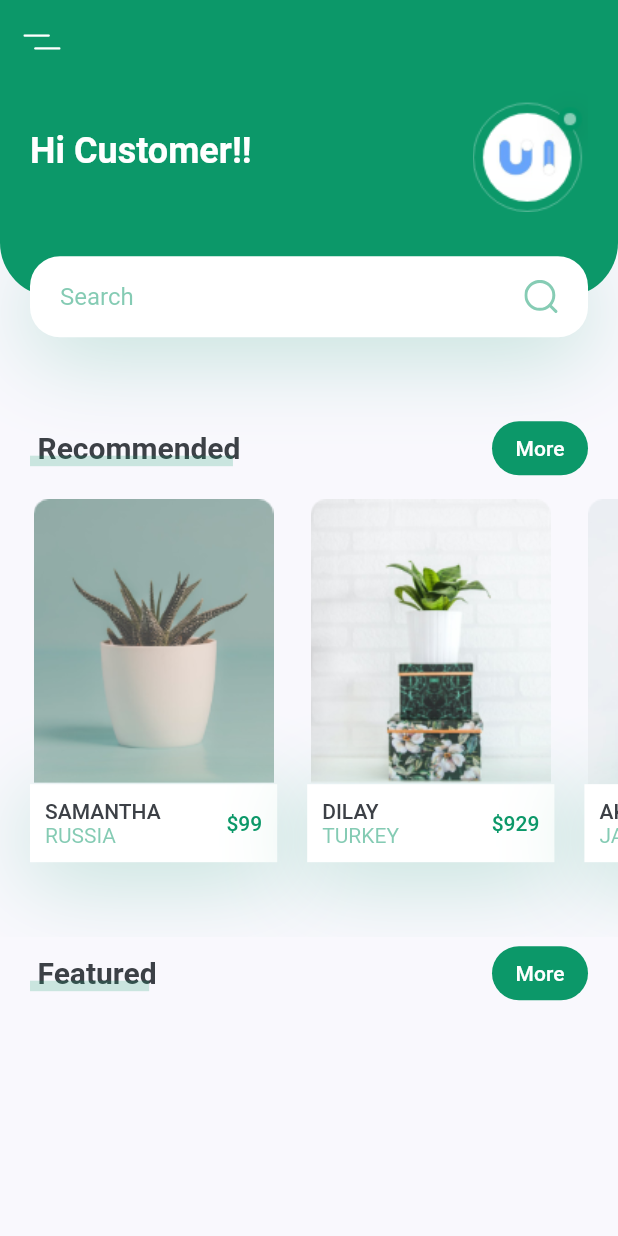
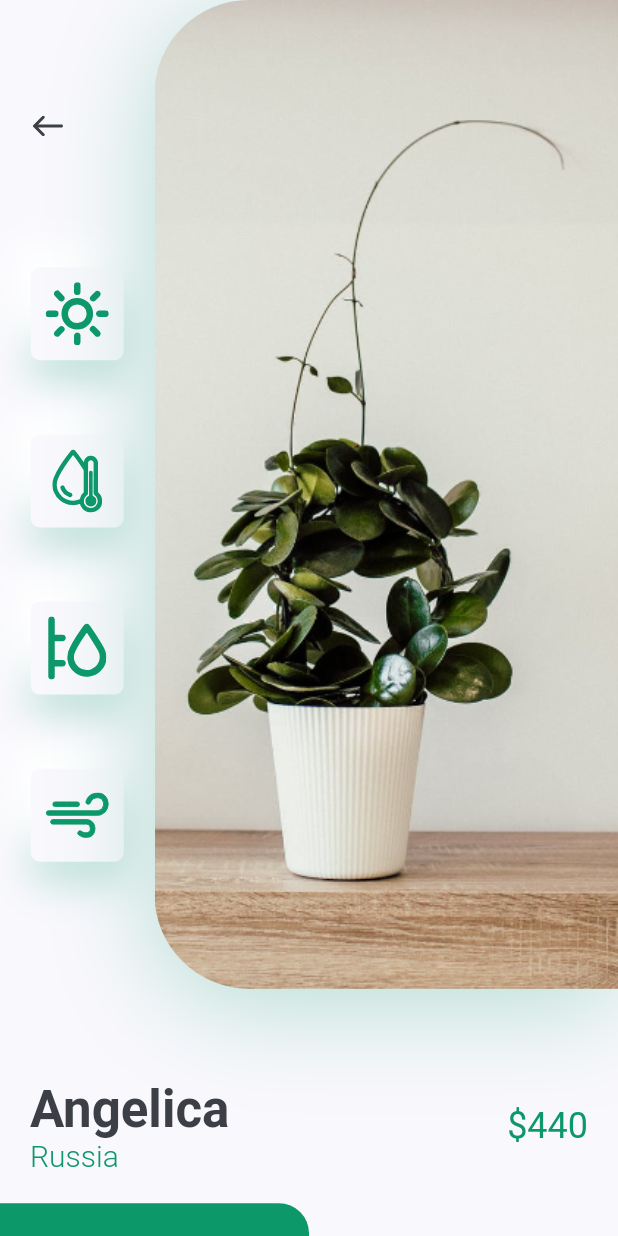
Before and after one commit to ttoghere/plantapp, a Flutter app: the screen it shows after launch, after a tap on an icon or button, on a phone screen of 412 x 824 dp. Run offline on Flutter 3.47's test engine with Material 2 defaults, Android fonts, the phone set to English and light mode, and no system bars; our stand-ins replace flutter_svg.

```diff
--- /dev/null
+++ b/lib/components/custom_bottom_nav.dart
@@ -0,0 +1,49 @@
+import 'package:flutter/material.dart';
+import 'package:flutter_svg/svg.dart';
+import 'package:plantapp/conts.dart';
+
+
+class CustomBottomNav extends StatelessWidget {
+  const CustomBottomNav({
+    Key? key,
+  }) : super(key: key);
+
+  @override
+  Widget build(BuildContext context) {
+    return Container(
+      padding: const EdgeInsets.only(
+        left: kDefaultPadding * 2,
+        right: kDefaultPadding * 2,
+        bottom: kDefaultPadding,
+      ),
+      height: 80,
+      decoration: BoxDecoration(
+        color: Colors.white,
+        boxShadow: [
+          BoxShadow(
+            offset: const Offset(0, -10),
+            blurRadius: 35,
+            color: kPrimaryColor.withOpacity(0.4),
+          ),
+        ],
+      ),
+      child: Row(
+        mainAxisAlignment: MainAxisAlignment.spaceBetween,
+        children: [
+          IconButton(
+            onPressed: () {},
+            icon: SvgPicture.asset("assets/icons/flower.svg"),
+          ),
+          IconButton(
+            onPressed: () {},
+            icon: SvgPicture.asset("assets/icons/heart-icon.svg"),
+          ),
+          IconButton(
+            onPressed: () {},
+            icon: SvgPicture.asset("assets/icons/user-icon.svg"),
+          ),
+        ],
+      ),
+    );
+  }
+}
--- /dev/null
+++ b/lib/screens/details/components/body.dart
@@ -0,0 +1,52 @@
+import 'package:flutter/material.dart';
+import 'package:plantapp/conts.dart';
+import 'package:plantapp/screens/details/components/details_shelf.dart';
+
+class Body extends StatelessWidget {
+  @override
+  Widget build(BuildContext context) {
+    Size size = MediaQuery.of(context).size;
+    return SingleChildScrollView(
+      child: Column(
+        children: <Widget>[
+          ImageAndIcons(size: size),
+          const TitleAndPrice(title: "Angelica", country: "Russia", price: 440),
+          const SizedBox(height: kDefaultPadding),
+          Row(
+            children: <Widget>[
+              SizedBox(
+                width: size.width / 2,
+                height: 84,
+                child: TextButton(
+                  style: TextButton.styleFrom(
+                    shape: const RoundedRectangleBorder(
+                      borderRadius: BorderRadius.only(
+                        topRight: Radius.circular(20),
+                      ),
+                    ),
+                    backgroundColor: kPrimaryColor,
+                  ),
+                  onPressed: () {},
+                  child: const Text(
+                    "Buy Now",
+                    style: TextStyle(
+                      color: Colors.white,
+                      fontSize: 16,
+                    ),
+                  ),
+                ),
+              ),
+              Expanded(
+                child: TextButton(
+                  style: TextButton.styleFrom(primary: kPrimaryColor),
+                  onPressed: () {},
+                  child: const Text("Description"),
+                ),
+              ),
+            ],
+          ),
+        ],
+      ),
+    );
+  }
+}
--- /dev/null
+++ b/lib/screens/details/components/details_shelf.dart
@@ -0,0 +1,4 @@
+export './body.dart';
+export './title_and_price.dart';
+export './image_and_icons.dart';
+export './icon_card.dart';
--- /dev/null
+++ b/lib/screens/details/components/icon_card.dart
@@ -0,0 +1,40 @@
+// ignore_for_file: public_member_api_docs, sort_constructors_first
+import 'package:flutter/material.dart';
+import 'package:flutter_svg/flutter_svg.dart';
+import 'package:plantapp/conts.dart';
+
+class IconCard extends StatelessWidget {
+  final String icon;
+  const IconCard({
+    Key? key,
+    required this.icon,
+  }) : super(key: key);
+
+  @override
+  Widget build(BuildContext context) {
+    Size size = MediaQuery.of(context).size;
+    return Container(
+      margin: EdgeInsets.symmetric(vertical: size.height * 0.03),
+      padding: EdgeInsets.all(kDefaultPadding / 2),
+      height: 62,
+      width: 62,
+      decoration: BoxDecoration(
+        color: kBackgroundColor,
+        borderRadius: BorderRadius.circular(6),
+        boxShadow: [
+          BoxShadow(
+            offset: Offset(0, 15),
+            blurRadius: 22,
+            color: kPrimaryColor.withOpacity(0.22),
+          ),
+          BoxShadow(
+            offset: Offset(-15, -15),
+            blurRadius: 20,
+            color: Colors.white,
+          ),
+        ],
+      ),
+      child: SvgPicture.asset(icon),
+    );
+  }
+}
--- /dev/null
+++ b/lib/screens/details/components/image_and_icons.dart
@@ -0,0 +1,75 @@
+// ignore_for_file: public_member_api_docs, sort_constructors_first
+import 'package:flutter/material.dart';
+import 'package:flutter_svg/flutter_svg.dart';
+import 'package:plantapp/conts.dart';
+import 'package:plantapp/screens/details/components/details_shelf.dart';
+
+class ImageAndIcons extends StatelessWidget {
+  final Size size;
+  const ImageAndIcons({
+    Key? key,
+    required this.size,
+  }) : super(key: key);
+
+  @override
+  Widget build(BuildContext context) {
+    return Padding(
+      padding: const EdgeInsets.only(bottom: kDefaultPadding * 3),
+      child: SizedBox(
+        height: size.height * 0.8,
+        child: Row(
+          children: <Widget>[
+            Expanded(
+              child: Padding(
+                padding:
+                    const EdgeInsets.symmetric(vertical: kDefaultPadding * 3),
+                child: Column(
+                  children: <Widget>[
+                    Align(
+                      alignment: Alignment.topLeft,
+                      child: IconButton(
+                        padding: const EdgeInsets.symmetric(
+                            horizontal: kDefaultPadding),
+                        icon: SvgPicture.asset("assets/icons/back_arrow.svg"),
+                        onPressed: () {
+                          Navigator.pop(context);
+                        },
+                      ),
+                    ),
+                    const Spacer(),
+                    IconCard(icon: "assets/icons/sun.svg"),
+                    IconCard(icon: "assets/icons/icon_2.svg"),
+                    IconCard(icon: "assets/icons/icon_3.svg"),
+                    IconCard(icon: "assets/icons/icon_4.svg"),
+                  ],
+                ),
+              ),
+            ),
+            Container(
+              height: size.height * 0.8,
+              width: size.width * 0.75,
+              decoration: BoxDecoration(
+                borderRadius: const BorderRadius.only(
+                  topLeft: Radius.circular(63),
+                  bottomLeft: Radius.circular(63),
+                ),
+                boxShadow: [
+                  BoxShadow(
+                    offset: const Offset(0, 10),
+                    blurRadius: 60,
+                    color: kPrimaryColor.withOpacity(0.29),
+                  ),
+                ],
+                image: const DecorationImage(
+                  alignment: Alignment.centerLeft,
+                  fit: BoxFit.cover,
+                  image: AssetImage("assets/images/img.png"),
+                ),
+              ),
+            ),
+          ],
+        ),
+      ),
+    );
+  }
+}
--- /dev/null
+++ b/lib/screens/details/components/title_and_price.dart
@@ -0,0 +1,56 @@
+// ignore_for_file: public_member_api_docs, sort_constructors_first
+import 'package:flutter/material.dart';
+
+import 'package:plantapp/conts.dart';
+
+class TitleAndPrice extends StatelessWidget {
+  final String title;
+  final String country;
+  final int price;
+  const TitleAndPrice({
+    Key? key,
+    required this.title,
+    required this.country,
+    required this.price,
+  }) : super(key: key);
+
+  @override
+  Widget build(BuildContext context) {
+    return Padding(
+      padding: const EdgeInsets.symmetric(horizontal: kDefaultPadding),
+      child: Row(
+        children: <Widget>[
+          RichText(
+            text: TextSpan(
+              children: [
+                TextSpan(
+                  text: "$title\n",
+                  style: Theme.of(context)
+                      .textTheme
+                      .headline4!
+                      .copyWith(color: kTextColor, fontWeight: FontWeight.bold),
+                ),
+                TextSpan(
+                  text: country,
+                  style: const TextStyle(
+                    fontSize: 20,
+                    color: kPrimaryColor,
+                    fontWeight: FontWeight.w300,
+                  ),
+                ),
+              ],
+            ),
+          ),
+          const Spacer(),
+          Text(
+            "\$$price",
+            style: Theme.of(context)
+                .textTheme
+                .headline5!
+                .copyWith(color: kPrimaryColor),
+          )
+        ],
+      ),
+    );
+  }
+}
--- a/lib/screens/details/detail_sc.dart
+++ b/lib/screens/details/detail_sc.dart
@@ -0,0 +1,11 @@
+import 'package:flutter/material.dart';
+import 'package:plantapp/screens/details/components/details_shelf.dart';
+
+class DetailsScreen extends StatelessWidget {
+  @override
+  Widget build(BuildContext context) {
+    return Scaffold(
+      body: Body(),
+    );
+  }
+}
--- a/lib/screens/home/components/body.dart
+++ b/lib/screens/home/components/body.dart
@@ -1,5 +1,7 @@
 // ignore_for_file: public_member_api_docs, sort_constructors_first
 import 'package:flutter/material.dart';
+
+import 'package:plantapp/conts.dart';
 import 'package:plantapp/screens/home/components/home_components.dart';
 
 class Body extends StatelessWidget {
@@ -17,9 +19,12 @@ class Body extends StatelessWidget {
         children: [
           SearchHeader(size: size),
           TitleWButton(title: "Recommended", onpress: () {}),
-          // It will cover %40 of width
           const RecomProducts(),
-          TitleWButton(title: "Featured", onpress: () {})
+          TitleWButton(title: "Featured", onpress: () {}),
+          const FeaturedPlants(),
+          const SizedBox(
+            height: kDefaultPadding,
+          )
         ],
       ),
     );
--- /dev/null
+++ b/lib/screens/home/components/featured_plant_card.dart
@@ -0,0 +1,35 @@
+import 'package:flutter/material.dart';
+import 'package:plantapp/conts.dart';
+
+
+class FeaturedPlantCard extends StatelessWidget {
+  final String image;
+  final VoidCallback onpress;
+  const FeaturedPlantCard({
+    Key? key,
+    required this.image,
+    required this.onpress,
+  }) : super(key: key);
+  @override
+  Widget build(BuildContext context) {
+    Size size = MediaQuery.of(context).size;
+    return GestureDetector(
+      onTap: onpress,
+      child: Container(
+        margin: const EdgeInsets.only(
+          left: kDefaultPadding,
+          top: kDefaultPadding / 2,
+          bottom: kDefaultPadding / 2,
+        ),
+        width: size.width * 0.8,
+        height: 185,
+        decoration: BoxDecoration(
+          borderRadius: BorderRadius.circular(10),
+          image: DecorationImage(
+            image: AssetImage(image),
+          ),
+        ),
+      ),
+    );
+  }
+}
--- /dev/null
+++ b/lib/screens/home/components/featured_plants.dart
@@ -0,0 +1,33 @@
+import 'package:flutter/material.dart';
+import 'package:plantapp/screens/home/components/home_components.dart';
+
+
+class FeaturedPlants extends StatelessWidget {
+  const FeaturedPlants({
+    Key? key,
+  }) : super(key: key);
+
+  @override
+  Widget build(BuildContext context) {
+    return SingleChildScrollView(
+      scrollDirection: Axis.horizontal,
+      child: Row(
+        children: [
+          FeaturedPlantCard(
+            image: "assets/images/bottom_img_1.png",
+            onpress: () {},
+          ),FeaturedPlantCard(
+            image: "assets/images/bottom_img_2.png",
+            onpress: () {},
+          ),FeaturedPlantCard(
+            image: "assets/images/bottom_img_1.png",
+            onpress: () {},
+          ),FeaturedPlantCard(
+            image: "assets/images/bottom_img_2.png",
+            onpress: () {},
+          ),
+        ],
+      ),
+    );
+  }
+}
--- a/lib/screens/home/components/home_components.dart
+++ b/lib/screens/home/components/home_components.dart
@@ -5,3 +5,6 @@ export './title_w_button.dart';
 export './body.dart';
 export './recom_pc.dart';
 export './recom_products.dart';
+export './featured_plant_card.dart';
+export './featured_plants.dart';
+export '../../../components/custom_bottom_nav.dart';
--- a/lib/screens/home/components/recom_products.dart
+++ b/lib/screens/home/components/recom_products.dart
@@ -1,6 +1,6 @@
 import 'package:flutter/material.dart';
+import 'package:plantapp/screens/details/detail_sc.dart';
 import 'package:plantapp/screens/home/components/home_components.dart';
-
 
 class RecomProducts extends StatelessWidget {
   const RecomProducts({
@@ -18,28 +18,40 @@ class RecomProducts extends StatelessWidget {
             title: "Samantha",
             country: "Russia",
             price: 99,
-            onpress: () {},
+            onpress: () {
+              Navigator.of(context).push(
+                  MaterialPageRoute(builder: (context) => DetailsScreen()));
+            },
           ),
           RecomPC(
             image: "assets/images/image_2.png",
             title: "Dilay",
             country: "Turkey",
             price: 929,
-            onpress: () {},
+            onpress: () {
+              Navigator.of(context).push(
+                  MaterialPageRoute(builder: (context) => DetailsScreen()));
+            },
           ),
           RecomPC(
             image: "assets/images/image_3.png",
             title: "Akido",
             country: "Japon",
             price: 599,
-            onpress: () {},
+            onpress: () {
+              Navigator.of(context).push(
+                  MaterialPageRoute(builder: (context) => DetailsScreen()));
+            },
           ),
           RecomPC(
             image: "assets/images/image_1.png",
             title: "Samantha",
             country: "Russia",
             price: 99,
-            onpress: () {},
+            onpress: () {
+              Navigator.of(context).push(
+                  MaterialPageRoute(builder: (context) => DetailsScreen()));
+            },
           ),
         ],
       ),
--- a/lib/screens/home/home_sc.dart
+++ b/lib/screens/home/home_sc.dart
@@ -1,5 +1,7 @@
 // ignore_for_file: public_member_api_docs, sort_constructors_first
 import 'package:flutter/material.dart';
+import 'package:flutter_svg/svg.dart';
+import 'package:plantapp/conts.dart';
 import 'package:plantapp/screens/home/components/home_components.dart';
 
 class HomeSC extends StatefulWidget {
@@ -12,9 +14,10 @@ class HomeSC extends StatefulWidget {
 class _HomeSCState extends State<HomeSC> {
   @override
   Widget build(BuildContext context) {
-    return const Scaffold(
-      appBar: BuildAppBar(),
-      body: Body(),
+    return Scaffold(
+      appBar: const BuildAppBar(),
+      body: const Body(),
+      bottomNavigationBar: CustomBottomNav(),
     );
   }
 }
```
